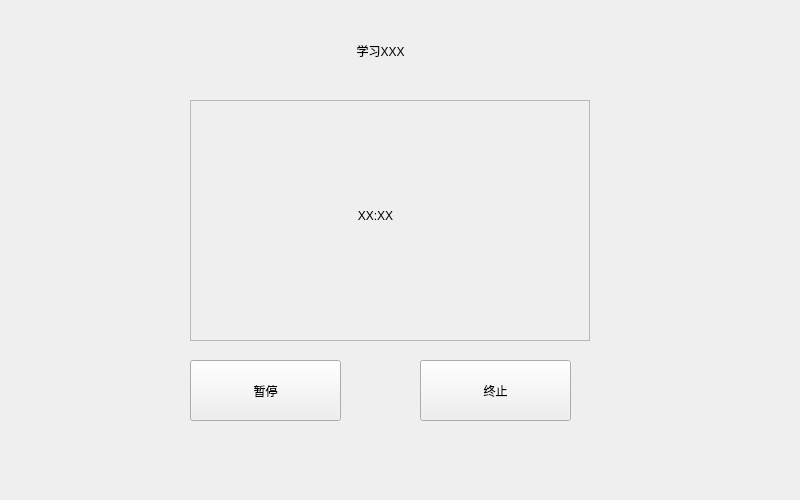
First picture: the form in TomClock_QtCreator/screenUi/runwindow.ui, repository MeoRinLime/TomClock, before the edit.
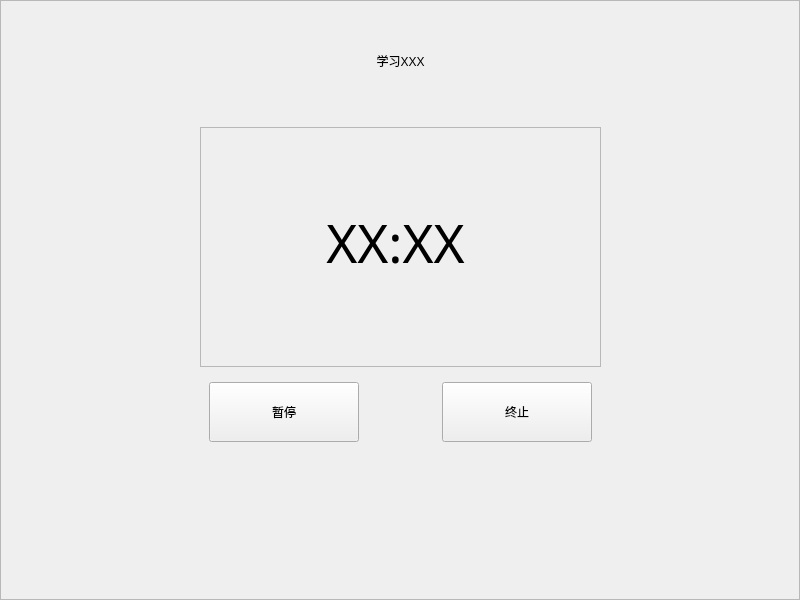
Second picture: the form after the edit.

```diff
--- a/TomClock_QtCreator/screenUi/runwindow.ui
+++ b/TomClock_QtCreator/screenUi/runwindow.ui
@@ -7,27 +7,94 @@
     <x>0</x>
     <y>0</y>
     <width>800</width>
-    <height>500</height>
+    <height>600</height>
    </rect>
   </property>
   <property name="minimumSize">
    <size>
     <width>800</width>
-    <height>500</height>
+    <height>600</height>
    </size>
   </property>
   <property name="windowTitle">
    <string>Form</string>
   </property>
+  <layout class="QGridLayout" name="gridLayout_2">
+   <property name="leftMargin">
+    <number>0</number>
+   </property>
+   <property name="topMargin">
+    <number>0</number>
+   </property>
+   <property name="rightMargin">
+    <number>0</number>
+   </property>
+   <property name="bottomMargin">
+    <number>0</number>
+   </property>
+   <item row="0" column="0">
+    <widget class="QFrame" name="frame">
+     <property name="minimumSize">
+      <size>
+       <width>0</width>
+       <height>0</height>
+      </size>
+     </property>
+     <property name="frameShape">
+      <enum>QFrame::StyledPanel</enum>
+     </property>
+     <property name="frameShadow">
+      <enum>QFrame::Raised</enum>
+     </property>
+     <layout class="QGridLayout" name="gridLayout">
+      <property name="leftMargin">
+       <number>0</number>
+      </property>
+      <property name="topMargin">
+       <number>0</number>
+      </property>
+      <property name="rightMargin">
+       <number>0</number>
+      </property>
+      <property name="bottomMargin">
+       <number>0</number>
+      </property>
+      <item row="0" column="0">
+       <layout class="QVBoxLayout" name="verticalLayout_3">
+        <item>
+         <layout class="QHBoxLayout" name="horizontalLayout_2">
+          <item>
+           <spacer name="horizontalSpacer_2">
+            <property name="orientation">
+             <enum>Qt::Horizontal</enum>
+            </property>
+            <property name="sizeHint" stdset="0">
+             <size>
+              <width>40</width>
+              <height>20</height>
+             </size>
+            </property>
+           </spacer>
+          </item>
+          <item>
+           <layout class="QVBoxLayout" name="verticalLayout_2">
+            <item>
+             <layout class="QVBoxLayout" name="verticalLayout">
+              <item>
+               <spacer name="verticalSpacer_2">
+                <property name="orientation">
+                 <enum>Qt::Vertical</enum>
+                </property>
+                <property name="sizeHint" stdset="0">
+                 <size>
+                  <width>20</width>
+                  <height>40</height>
+                 </size>
+                </property>
+               </spacer>
+              </item>
+              <item>
   <widget class="QLabel" name="MissionNameLabel">
-   <property name="geometry">
-    <rect>
-     <x>290</x>
-     <y>30</y>
-     <width>181</width>
-     <height>41</height>
-    </rect>
-   </property>
    <property name="minimumSize">
     <size>
      <width>180</width>
@@ -41,15 +108,24 @@
     <set>Qt::AlignCenter</set>
    </property>
   </widget>
-  <widget class="QFrame" name="frame">
-   <property name="geometry">
-    <rect>
-     <x>190</x>
-     <y>100</y>
-     <width>400</width>
-     <height>241</height>
-    </rect>
-   </property>
+              </item>
+              <item>
+               <spacer name="verticalSpacer">
+                <property name="orientation">
+                 <enum>Qt::Vertical</enum>
+                </property>
+                <property name="sizeHint" stdset="0">
+                 <size>
+                  <width>20</width>
+                  <height>40</height>
+                 </size>
+                </property>
+               </spacer>
+              </item>
+             </layout>
+            </item>
+            <item>
+             <widget class="QFrame" name="timeClock">
    <property name="minimumSize">
     <size>
      <width>400</width>
@@ -65,7 +141,7 @@
    <widget class="QLabel" name="TimeDisplay">
     <property name="geometry">
      <rect>
-      <x>100</x>
+                 <x>110</x>
       <y>70</y>
       <width>171</width>
       <height>91</height>
@@ -77,6 +153,12 @@
       <height>90</height>
      </size>
     </property>
+               <property name="font">
+                <font>
+                 <family>OPPOSans B</family>
+                 <pointsize>40</pointsize>
+                </font>
+               </property>
     <property name="text">
      <string>XX:XX</string>
     </property>
@@ -85,30 +167,18 @@
     </property>
    </widget>
   </widget>
+            </item>
+            <item>
   <widget class="QWidget" name="widget" native="true">
-   <property name="geometry">
-    <rect>
-     <x>190</x>
-     <y>360</y>
-     <width>381</width>
-     <height>71</height>
-    </rect>
-   </property>
    <property name="minimumSize">
     <size>
      <width>380</width>
      <height>70</height>
     </size>
    </property>
+              <layout class="QHBoxLayout" name="horizontalLayout">
+               <item>
    <widget class="QPushButton" name="PauseResumeButton">
-    <property name="geometry">
-     <rect>
-      <x>0</x>
-      <y>0</y>
-      <width>151</width>
-      <height>61</height>
-     </rect>
-    </property>
     <property name="minimumSize">
      <size>
       <width>150</width>
@@ -119,15 +189,22 @@
      <string>暂停</string>
     </property>
    </widget>
+               </item>
+               <item>
+                <spacer name="horizontalSpacer">
+                 <property name="orientation">
+                  <enum>Qt::Horizontal</enum>
+                 </property>
+                 <property name="sizeHint" stdset="0">
+                  <size>
+                   <width>77</width>
+                   <height>20</height>
+                  </size>
+                 </property>
+                </spacer>
+               </item>
+               <item>
    <widget class="QPushButton" name="AbortButton">
-    <property name="geometry">
-     <rect>
-      <x>230</x>
-      <y>0</y>
-      <width>151</width>
-      <height>61</height>
-     </rect>
-    </property>
     <property name="minimumSize">
      <size>
       <width>150</width>
@@ -138,7 +215,46 @@
      <string>终止</string>
     </property>
    </widget>
-  </widget>
+               </item>
+              </layout>
+             </widget>
+            </item>
+           </layout>
+          </item>
+          <item>
+           <spacer name="horizontalSpacer_3">
+            <property name="orientation">
+             <enum>Qt::Horizontal</enum>
+            </property>
+            <property name="sizeHint" stdset="0">
+             <size>
+              <width>40</width>
+              <height>20</height>
+             </size>
+            </property>
+           </spacer>
+          </item>
+         </layout>
+        </item>
+        <item>
+         <spacer name="verticalSpacer_3">
+          <property name="orientation">
+           <enum>Qt::Vertical</enum>
+          </property>
+          <property name="sizeHint" stdset="0">
+           <size>
+            <width>20</width>
+            <height>40</height>
+           </size>
+          </property>
+         </spacer>
+        </item>
+       </layout>
+      </item>
+     </layout>
+    </widget>
+   </item>
+  </layout>
  </widget>
  <resources/>
  <connections/>
```
Lines whose indentation alone changed are shown as unchanged.
